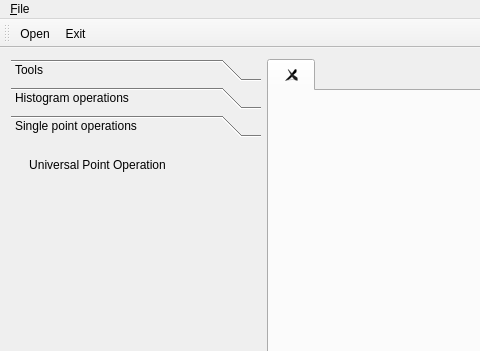
The window that mainwindow.ui (Shadasviar/APOD) describes before a commit, drawn with Qt 5; both pictures show x 0 to 480 and y 0 to 351 of the 873 by 649 pixel window.
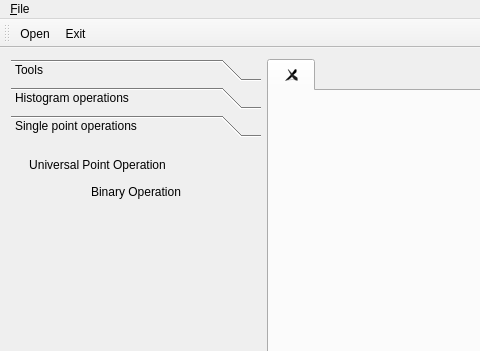
The same window after the commit. Icons and pictures are not drawn.

Commit message: Add binary operations.

```diff
--- a/mainwindow.ui
+++ b/mainwindow.ui
@@ -249,7 +249,7 @@
            <x>0</x>
            <y>0</y>
            <width>268</width>
-           <height>374</height>
+           <height>391</height>
           </rect>
          </property>
          <attribute name="label">
@@ -276,6 +276,32 @@
             </property>
            </widget>
           </item>
+          <item>
+           <widget class="QToolButton" name="binaryOpButton">
+            <property name="sizePolicy">
+             <sizepolicy hsizetype="Expanding" vsizetype="Fixed">
+              <horstretch>0</horstretch>
+              <verstretch>0</verstretch>
+             </sizepolicy>
+            </property>
+            <property name="text">
+             <string>Binary Operation</string>
+            </property>
+            <property name="icon">
+             <iconset resource="images.qrc">
+              <normaloff>:/Resources/math_ops.png</normaloff>:/Resources/math_ops.png</iconset>
+            </property>
+            <property name="checkable">
+             <bool>true</bool>
+            </property>
+            <property name="toolButtonStyle">
+             <enum>Qt::ToolButtonTextBesideIcon</enum>
+            </property>
+            <property name="autoRaise">
+             <bool>true</bool>
+            </property>
+           </widget>
+          </item>
           <item>
            <spacer name="verticalSpacer_2">
             <property name="orientation">
```
The commit also changes 16 other files.
